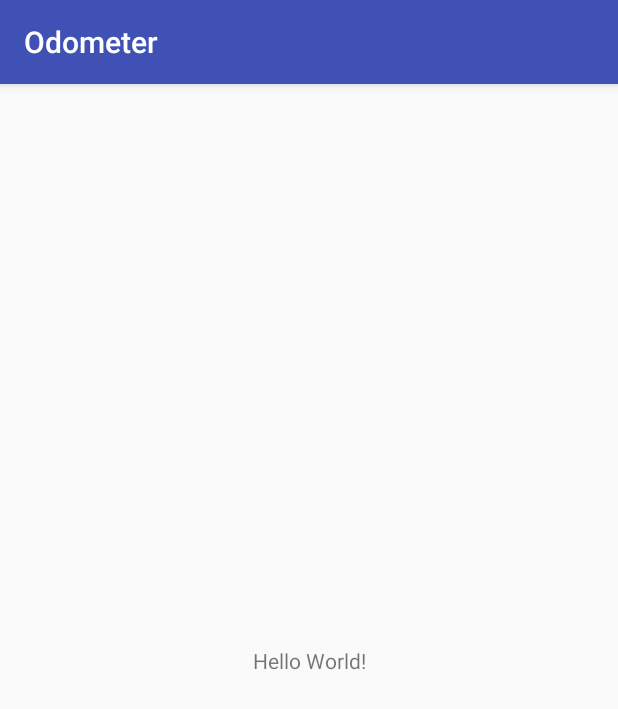
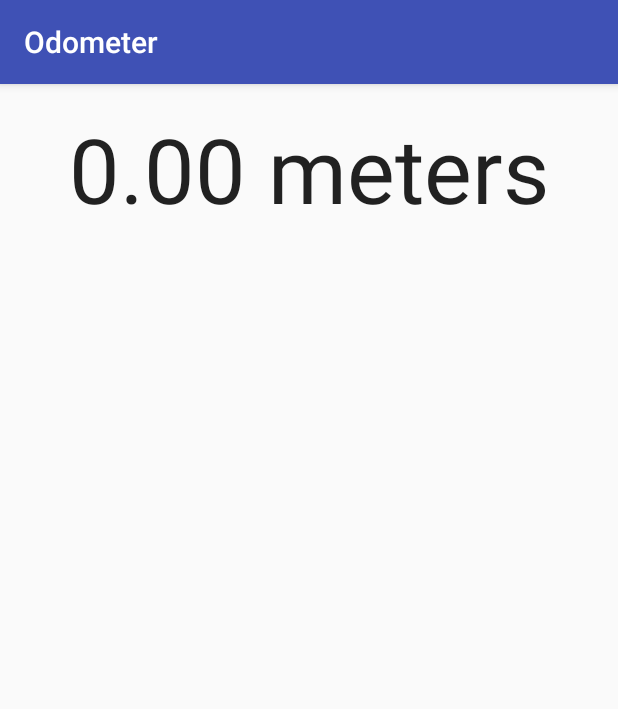
Before and after one commit to FabianVarela/Odometer, an Android app: the screen it shows after launch (MainActivity), on a phone screen of 412 x 824 dp. Shown: the top 709 px of the screen. Run offline under Robolectric (Android 15) with nearby library versions, the phone set to English and light mode, and no system bars.

Commit message:
Implement "Odometer" project

```diff
--- a/app/src/main/java/com/developer/fabian/odometer/MainActivity.java
+++ b/app/src/main/java/com/developer/fabian/odometer/MainActivity.java
@@ -1,13 +1,76 @@
 package com.developer.fabian.odometer;
 
+import android.content.ComponentName;
+import android.content.ServiceConnection;
+import android.os.Handler;
+import android.os.IBinder;
 import android.support.v7.app.AppCompatActivity;
 import android.os.Bundle;
+import android.widget.TextView;
+
+import com.developer.fabian.odometer.service.OdometerService;
 
 public class MainActivity extends AppCompatActivity {
+
+    private OdometerService odometer;
+    private boolean connected;
 
     @Override
     protected void onCreate(Bundle savedInstanceState) {
         super.onCreate(savedInstanceState);
         setContentView(R.layout.activity_main);
+        changeDistance();
     }
+
+    @Override
+    protected void onStart() {
+        super.onStart();
+
+        if (connected) {
+            unbindService(connection);
+            connected = false;
+        }
+    }
+
+    @Override
+    protected void onStop() {
+        super.onStop();
+
+        if (connected) {
+            unbindService(connection);
+            connected = false;
+        }
+    }
+
+    private void changeDistance() {
+        final TextView distanceView = findViewById(R.id.txtDistance);
+        final Handler handler = new Handler();
+
+        handler.post(new Runnable() {
+            @Override
+            public void run() {
+                double distance = 0.0;
+
+                if (odometer != null)
+                    distance = odometer.getDistance();
+
+                distanceView.setText(getString(R.string.distance_value, distance));
+                handler.postDelayed(this, 1000);
+            }
+        });
+    }
+
+    private ServiceConnection connection = new ServiceConnection() {
+        @Override
+        public void onServiceConnected(ComponentName componentName, IBinder iBinder) {
+            OdometerService.OdometerBinder odometerBinder = (OdometerService.OdometerBinder) iBinder;
+            odometer = odometerBinder.giveOdometer();
+            connected = true;
+        }
+
+        @Override
+        public void onServiceDisconnected(ComponentName componentName) {
+            connected = false;
+        }
+    };
 }
--- a/app/src/main/res/layout/activity_main.xml
+++ b/app/src/main/res/layout/activity_main.xml
@@ -1,18 +1,21 @@
 <?xml version="1.0" encoding="utf-8"?>
-<android.support.constraint.ConstraintLayout xmlns:android="http://schemas.android.com/apk/res/android"
-    xmlns:app="http://schemas.android.com/apk/res-auto"
+<RelativeLayout xmlns:android="http://schemas.android.com/apk/res/android"
     xmlns:tools="http://schemas.android.com/tools"
     android:layout_width="match_parent"
     android:layout_height="match_parent"
+    android:paddingBottom="@dimen/activity_vertical_margin"
+    android:paddingLeft="@dimen/activity_horizontal_margin"
+    android:paddingRight="@dimen/activity_horizontal_margin"
+    android:paddingTop="@dimen/activity_vertical_margin"
     tools:context="com.developer.fabian.odometer.MainActivity">
 
     <TextView
+        android:id="@+id/txtDistance"
         android:layout_width="wrap_content"
         android:layout_height="wrap_content"
-        android:text="Hello World!"
-        app:layout_constraintBottom_toBottomOf="parent"
-        app:layout_constraintLeft_toLeftOf="parent"
-        app:layout_constraintRight_toRightOf="parent"
-        app:layout_constraintTop_toTopOf="parent" />
+        android:layout_centerHorizontal="true"
+        android:text="@string/distance"
+        android:textAppearance="?android:attr/textAppearanceLarge"
+        android:textSize="60sp" />
 
-</android.support.constraint.ConstraintLayout>
+</RelativeLayout>
--- a/app/src/main/res/mipmap-anydpi-v26/ic_launcher.xml
+++ /dev/null
@@ -1,5 +0,0 @@
-<?xml version="1.0" encoding="utf-8"?>
-<adaptive-icon xmlns:android="http://schemas.android.com/apk/res/android">
-    <background android:drawable="@drawable/ic_launcher_background" />
-    <foreground android:drawable="@drawable/ic_launcher_foreground" />
-</adaptive-icon>
--- a/app/src/main/res/mipmap-anydpi-v26/ic_launcher_round.xml
+++ /dev/null
@@ -1,5 +0,0 @@
-<?xml version="1.0" encoding="utf-8"?>
-<adaptive-icon xmlns:android="http://schemas.android.com/apk/res/android">
-    <background android:drawable="@drawable/ic_launcher_background" />
-    <foreground android:drawable="@drawable/ic_launcher_foreground" />
-</adaptive-icon>
--- /dev/null
+++ b/app/src/main/res/values/dimens.xml
@@ -0,0 +1,4 @@
+<resources>
+    <dimen name="activity_horizontal_margin">16dp</dimen>
+    <dimen name="activity_vertical_margin">16dp</dimen>
+</resources>
--- a/app/src/main/res/values/strings.xml
+++ b/app/src/main/res/values/strings.xml
@@ -1,3 +1,6 @@
 <resources>
     <string name="app_name">Odometer</string>
+    <string name="distance">Distance</string>
+
+    <string name="distance_value">%1$,.2f meters</string>
 </resources>
```
Also changed, not shown: app/src/main/AndroidManifest.xml (+8 -1 lines), app/src/main/java/com/developer/fabian/odometer/service/OdometerService.java (added, +69 -0 lines), app/src/main/res/mipmap-hdpi/ic_launcher.png, app/src/main/res/mipmap-hdpi/ic_launcher_round.png (deleted), app/src/main/res/mipmap-mdpi/ic_launcher.png, app/src/main/res/mipmap-mdpi/ic_launcher_round.png (deleted), app/src/main/res/mipmap-xhdpi/ic_launcher.png, app/src/main/res/mipmap-xhdpi/ic_launcher_round.png (deleted), app/src/main/res/mipmap-xxhdpi/ic_launcher.png, app/src/main/res/mipmap-xxhdpi/ic_launcher_round.png (deleted), app/src/main/res/mipmap-xxxhdpi/ic_launcher.png, app/src/main/res/mipmap-xxxhdpi/ic_launcher_round.png (deleted), 1 other file.
